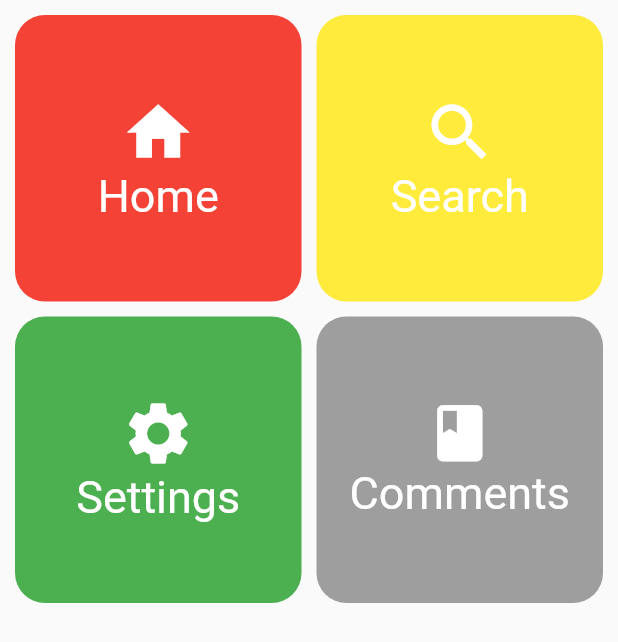
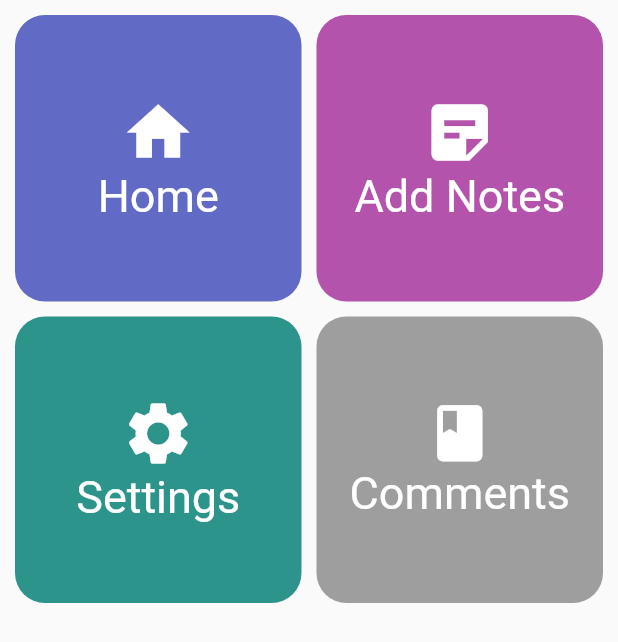
Before and after one commit to udarasandaruwan96/CTSE_Project_2023, a Flutter app: the Dashboard screen opened directly, on a phone screen of 412 x 824 dp. Shown: the top 642 px of the screen. Run offline on Flutter 3.47's test engine with Material 2 defaults, Android fonts, the phone set to English and light mode, and no system bars; our stand-ins replace cloud_firestore, firebase_auth, firebase_core, flutter_svg, fluttertoast, get; accounts and stored records are empty.

Commit message:
Dash board colors changes-Disni

```diff
--- a/lib/pages/user/dashboard.dart
+++ b/lib/pages/user/dashboard.dart
@@ -25,65 +25,121 @@ class _DashboardState extends State<Dashboard> {
     // ignore: prefer_const_constructors
     return Scaffold(
 // appBar: AppBar(title: Text("Grid"),),
-      body: Container(child: Padding(
+      body: Container(
+        child: Padding(
           padding: const EdgeInsets.all(10.0),
 
           // ignore: sort_child_properties_last
-        child: GridView(children: [
+          child: GridView(
+            children: [
               InkWell(
                 //  onTap: (){
                 //    Navigator.push(context, MaterialPageRoute(builder: (context)=>UdaraHome()));
                 //  },
-            child: Container(decoration: BoxDecoration(borderRadius: BorderRadius.circular(20),color: Colors.red,),
+                child: Container(
+                  decoration: BoxDecoration(
+                    borderRadius: BorderRadius.circular(20),
+                    color: Color.fromARGB(255, 97, 107, 197),
+                  ),
                   child: Column(
                     mainAxisAlignment: MainAxisAlignment.center,
                     children: [
-              Icon(Icons.home,size: 50,color: Colors.white,),
-              Text("Home",style: TextStyle(color: Colors.white,fontSize: 30),)
-            ],),
+                      Icon(
+                        Icons.home,
+                        size: 50,
+                        color: Colors.white,
+                      ),
+                      Text(
+                        "Home",
+                        style: TextStyle(
+                            color: Color.fromARGB(255, 255, 255, 255),
+                            fontSize: 30),
+                      )
+                    ],
+                  ),
                 ),
               ),
               InkWell(
-             onTap: (){
-              Navigator.push(context, MaterialPageRoute(builder: (context)=>addNote()));
+                onTap: () {
+                  Navigator.push(context,
+                      MaterialPageRoute(builder: (context) => addNote()));
                 },
-           child: Container(decoration: BoxDecoration(borderRadius: BorderRadius.circular(20),color: Colors.yellow,),
+                child: Container(
+                  decoration: BoxDecoration(
+                    borderRadius: BorderRadius.circular(20),
+                    color: Color.fromARGB(255, 179, 83, 171),
+                  ),
                   child: Column(
                     mainAxisAlignment: MainAxisAlignment.center,
                     children: [
-              Icon(Icons.search,size: 50,color: Colors.white,),
-              Text("Search",style: TextStyle(color: Colors.white,fontSize: 30),)
-            ],),
+                      Icon(
+                        Icons.sticky_note_2,
+                        size: 50,
+                        color: Colors.white,
+                      ),
+                      Text(
+                        "Add Notes",
+                        style: TextStyle(color: Colors.white, fontSize: 30),
+                      )
+                    ],
+                  ),
                 ),
               ),
               InkWell(
-              onTap: (){
-              Navigator.push(context, MaterialPageRoute(builder: (context)=>addRecipe()));
+                onTap: () {
+                  Navigator.push(context,
+                      MaterialPageRoute(builder: (context) => addRecipe()));
                 },
-            child: Container(decoration: BoxDecoration(borderRadius: BorderRadius.circular(20),color: Colors.green,),
+                child: Container(
+                  decoration: BoxDecoration(
+                    borderRadius: BorderRadius.circular(20),
+                    color: Color.fromARGB(255, 45, 148, 139),
+                  ),
                   child: Column(
                     mainAxisAlignment: MainAxisAlignment.center,
                     children: [
-              Icon(Icons.settings,size: 50,color: Colors.white,),
-              Text("Settings",style: TextStyle(color: Colors.white,fontSize: 30),)
-            ],),
+                      Icon(
+                        Icons.settings,
+                        size: 50,
+                        color: Colors.white,
+                      ),
+                      Text(
+                        "Settings",
+                        style: TextStyle(color: Colors.white, fontSize: 30),
+                      )
+                    ],
+                  ),
                 ),
               ),
               InkWell(
-              onTap: (){
-              Navigator.push(context, MaterialPageRoute(builder: (context)=>CommentHome()));
+                onTap: () {
+                  Navigator.push(context,
+                      MaterialPageRoute(builder: (context) => CommentHome()));
                 },
-            child: Container(decoration: BoxDecoration(borderRadius: BorderRadius.circular(20),color: Colors.grey,),
+                child: Container(
+                  decoration: BoxDecoration(
+                    borderRadius: BorderRadius.circular(20),
+                    color: Colors.grey,
+                  ),
                   child: Column(
                     mainAxisAlignment: MainAxisAlignment.center,
                     children: [
-              Icon(Icons.book,size: 45,color: Colors.white,),
-              Text("Comments",style: TextStyle(color: Colors.white,fontSize: 30),)
-            ],),
+                      Icon(
+                        Icons.book,
+                        size: 45,
+                        color: Colors.white,
+                      ),
+                      Text(
+                        "Comments",
+                        style: TextStyle(color: Colors.white, fontSize: 30),
+                      )
+                    ],
+                  ),
                 ),
               ),
             ],
-        gridDelegate: SliverGridDelegateWithFixedCrossAxisCount(crossAxisCount: 2,mainAxisSpacing: 10,crossAxisSpacing: 10),
+            gridDelegate: SliverGridDelegateWithFixedCrossAxisCount(
+                crossAxisCount: 2, mainAxisSpacing: 10, crossAxisSpacing: 10),
           ),
         ),
       ),
```
Lines whose indentation alone changed are shown as unchanged.
